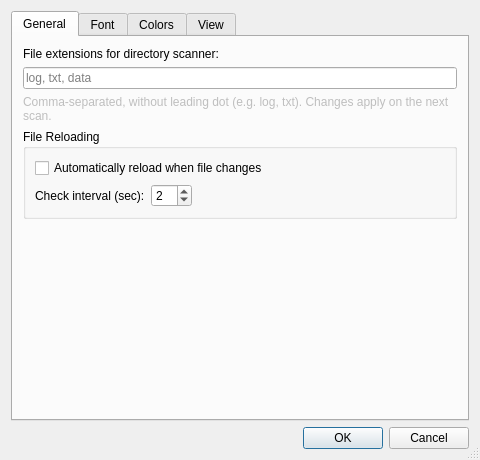
Old version of the form src/settingsdialog.ui in the repository scaremongr/dendrolog.
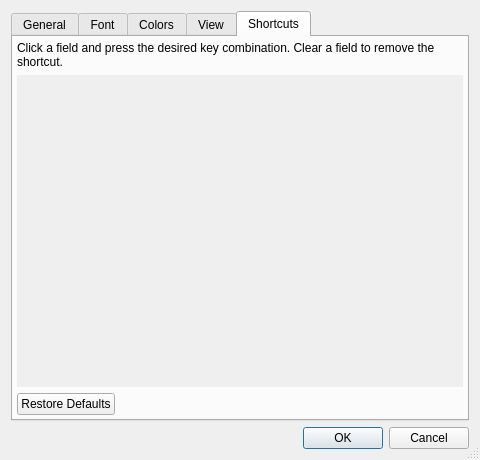
New version of the form. The open tabs and pages were chosen to show the change.

The edit to the form file:
```diff
--- a/src/settingsdialog.ui
+++ b/src/settingsdialog.ui
@@ -332,6 +332,53 @@
       </layout>
      </widget>
 
+     <!-- ================================================================ -->
+     <!-- Tab: Shortcuts — rows built dynamically in code                  -->
+     <!-- ================================================================ -->
+     <widget class="QWidget" name="shortcutsTab">
+      <attribute name="title">
+       <string>Shortcuts</string>
+      </attribute>
+      <layout class="QVBoxLayout" name="shortcutsTabLayout">
+       <property name="margin">
+        <number>4</number>
+       </property>
+       <item>
+        <widget class="QLabel" name="shortcutsHintLabel">
+         <property name="text">
+          <string>Click a field and press the desired key combination. Clear a field to remove the shortcut.</string>
+         </property>
+         <property name="wordWrap">
+          <bool>true</bool>
+         </property>
+        </widget>
+       </item>
+       <item>
+        <widget class="QScrollArea" name="shortcutsScrollArea">
+         <property name="widgetResizable">
+          <bool>true</bool>
+         </property>
+         <property name="frameShape">
+          <enum>QFrame::NoFrame</enum>
+         </property>
+        </widget>
+       </item>
+       <item>
+        <widget class="QPushButton" name="resetShortcutsButton">
+         <property name="text">
+          <string>Restore Defaults</string>
+         </property>
+         <property name="sizePolicy">
+          <sizepolicy hsizetype="Maximum" vsizetype="Fixed">
+           <horstretch>0</horstretch>
+           <verstretch>0</verstretch>
+          </sizepolicy>
+         </property>
+        </widget>
+       </item>
+      </layout>
+     </widget>
+
     </widget>
    </item>
 
```
